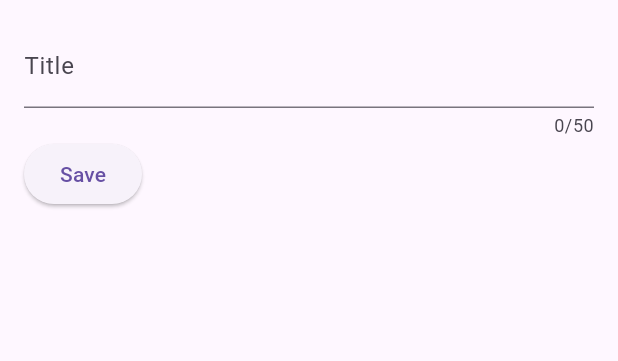
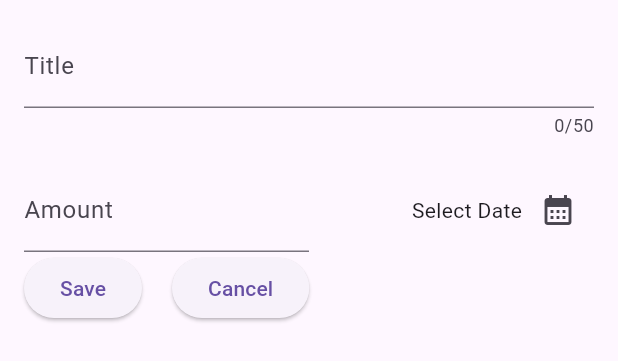
Before and after one commit to Prabhat8991/FlutterExpenseTracker, a Flutter app: the NewExpense widget shown alone on an empty page, opened directly, after a tap on "Save", on a phone screen of 412 x 824 dp. Shown: the top 361 px of the screen. Run offline on Flutter 3.47's test engine with Material 2 defaults, Android fonts, the phone set to English and light mode, and no system bars.

Commit message:
added datepicker and amount field

```diff
--- a/lib/widgets/new_expense.dart
+++ b/lib/widgets/new_expense.dart
@@ -11,16 +11,27 @@ class NewExpense extends StatefulWidget {
 
 class _NewExpenseState extends State<NewExpense> {
   final _titleTextController = TextEditingController();
+  final _amountTextController = TextEditingController();
+
+
+  void _showDatePicker(BuildContext context) {
+    DateTime now = DateTime.now();
+    DateTime firstDate = DateTime(now.year-1);
+    DateTime lastDate = now;
+
+    showDatePicker(context: context, initialDate: now, firstDate: firstDate, lastDate: lastDate);
+  }
 
   @override
   void dispose() {
     _titleTextController.dispose();
+    _amountTextController.dispose();
     super.dispose();
   }
 
   @override
   Widget build(BuildContext context) {
-    return  Padding(
+    return Padding(
       padding: const EdgeInsets.all(16),
       child: Column(
         children: [
@@ -29,11 +40,47 @@ class _NewExpenseState extends State<NewExpense> {
             maxLength: 50,
             decoration: const InputDecoration(label: Text("Title")),
           ),
+          const SizedBox(
+            height: 20,
+          ),
           Row(children: [
-            ElevatedButton(onPressed: () {
-              print(_titleTextController.text);
-            }, child: const Text("Save"))
-          ],)
+            Expanded(
+                child: TextField(
+              keyboardType: TextInputType.number,
+              controller: _amountTextController,
+              decoration: const InputDecoration(
+                  prefixText: '\$', label: Text("Amount")),
+            )),
+            Expanded(
+                child: Row(
+                  mainAxisAlignment: MainAxisAlignment.end,
+              children: [
+                const Text("Select Date"),
+                IconButton(
+                  onPressed: () {
+                    _showDatePicker(context);
+                  },
+                  icon: const Icon(Icons.calendar_month),
+                )
+              ],
+            ))
+          ]),
+          Row(
+            children: [
+              ElevatedButton(
+                  onPressed: () {
+                    print(_titleTextController.text);
+                    print(_amountTextController.text);
+                  },
+                  child: const Text("Save")),
+              const SizedBox(width: 20),
+              ElevatedButton(
+                  onPressed: () {
+                    Navigator.pop(context);
+                  },
+                  child: const Text("Cancel"))
+            ],
+          )
         ],
       ),
     );
```
